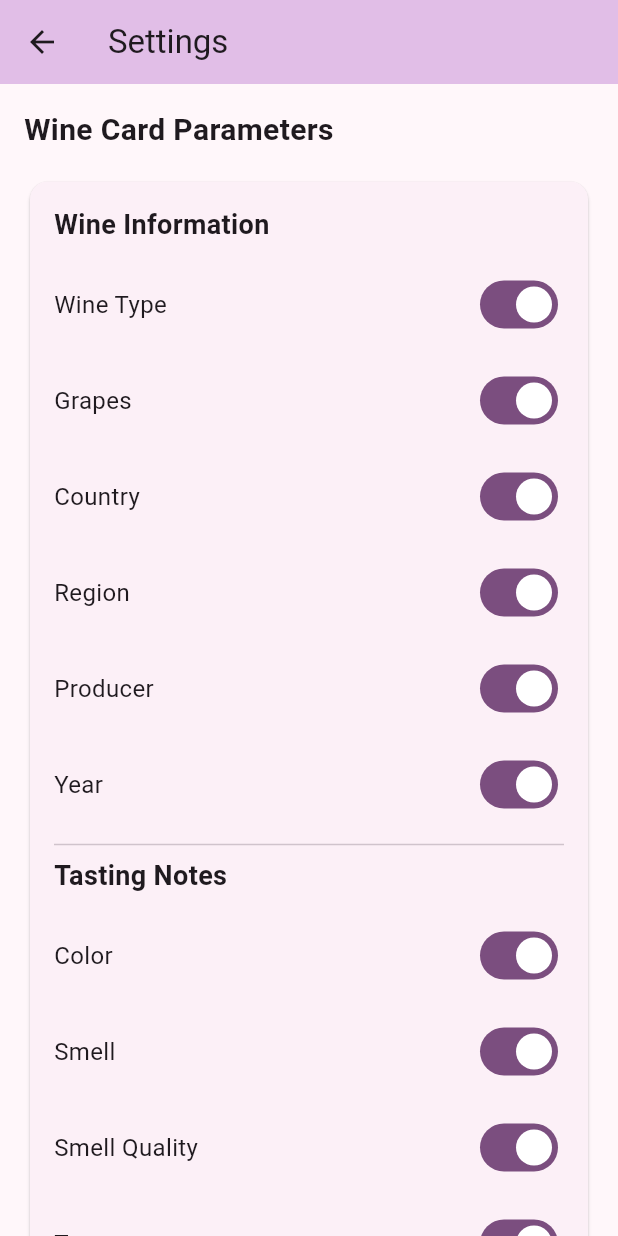
After one commit to johan-axel/blindtaster, a Flutter app: the screen it shows after launch, after a tap on the "settings" icon, on a phone screen of 412 x 824 dp. The commit adds this screen. Run offline on Flutter 3.47's test engine with Material 3 defaults, Android fonts, the phone set to English and light mode, and no system bars; our stand-ins replace hive, hive_flutter; accounts and stored records are empty; generated files the repository leaves out were written again.

Commit message:
added settings for parameters

```diff
--- a/lib/main.dart
+++ b/lib/main.dart
@@ -8,8 +8,32 @@ void main() async {
   runApp(const WineTasterApp());
 }
 
-class WineTasterApp extends StatelessWidget {
+class WineTasterApp extends StatefulWidget {
   const WineTasterApp({super.key});
+
+  @override
+  State<WineTasterApp> createState() => _WineTasterAppState();
+}
+
+class _WineTasterAppState extends State<WineTasterApp> with WidgetsBindingObserver {
+  @override
+  void initState() {
+    super.initState();
+    WidgetsBinding.instance.addObserver(this);
+  }
+
+  @override
+  void dispose() {
+    WidgetsBinding.instance.removeObserver(this);
+    super.dispose();
+  }
+
+  @override
+  void didChangeAppLifecycleState(AppLifecycleState state) {
+    if (state == AppLifecycleState.detached) {
+      StorageProvider.instance.dispose();
+    }
+  }
 
   @override
   Widget build(BuildContext context) {
--- /dev/null
+++ b/lib/models/settings.dart
@@ -0,0 +1,73 @@
+import 'package:hive/hive.dart';
+
+part 'settings.g.dart';
+
+@HiveType(typeId: 3)
+class Settings extends HiveObject {
+  @HiveField(0)
+  bool showWineType;
+
+  @HiveField(1)
+  bool showGrapes;
+
+  @HiveField(2)
+  bool showCountry;
+
+  @HiveField(3)
+  bool showRegion;
+
+  @HiveField(4)
+  bool showProducer;
+
+  @HiveField(5)
+  bool showYear;
+
+  @HiveField(6)
+  bool showColor;
+
+  @HiveField(7)
+  bool showSmell;
+
+  @HiveField(8)
+  bool showSmellQuality;
+
+  @HiveField(9)
+  bool showTaste;
+
+  @HiveField(10)
+  bool showTasteQuality;
+
+  @HiveField(11)
+  bool showAftertaste;
+
+  @HiveField(12)
+  bool showAftertasteQuality;
+
+  @HiveField(13)
+  bool showCharacteristics;
+
+  @HiveField(14)
+  bool showRating;
+
+  @HiveField(15)
+  bool showComments;
+
+  Settings({
+    this.showWineType = true,
+    this.showGrapes = true,
+    this.showCountry = true,
+    this.showRegion = true,
+    this.showProducer = true,
+    this.showYear = true,
+    this.showColor = true,
+    this.showSmell = true,
+    this.showSmellQuality = true,
+    this.showTaste = true,
+    this.showTasteQuality = true,
+    this.showAftertaste = true,
+    this.showAftertasteQuality = true,
+    this.showCharacteristics = true,
+    this.showRating = true,
+    this.showComments = true,
+  });
+}
--- /dev/null
+++ b/lib/screens/settings_page.dart
@@ -0,0 +1,133 @@
+import 'package:flutter/material.dart';
+import '../models/settings.dart';
+import '../services/storage_provider.dart';
+
+class SettingsPage extends StatefulWidget {
+  const SettingsPage({super.key});
+
+  @override
+  State<SettingsPage> createState() => _SettingsPageState();
+}
+
+class _SettingsPageState extends State<SettingsPage> {
+  late Settings settings;
+
+  @override
+  void initState() {
+    super.initState();
+    settings = StorageProvider.instance.getSettings();
+  }
+
+  Widget _buildToggleRow(String title, bool value, Function(bool) onChanged) {
+    return Padding(
+      padding: const EdgeInsets.symmetric(vertical: 8.0),
+      child: Row(
+        mainAxisAlignment: MainAxisAlignment.spaceBetween,
+        children: [
+          Text(title, style: const TextStyle(fontSize: 16)),
+          Switch(
+            value: value,
+            onChanged: (newValue) {
+              setState(() {
+                onChanged(newValue);
+                StorageProvider.instance.saveSettings(settings);
+              });
+            },
+          ),
+        ],
+      ),
+    );
+  }
+
+  @override
+  Widget build(BuildContext context) {
+    return Scaffold(
+      appBar: AppBar(
+        title: const Text('Settings'),
+        backgroundColor: Colors.purple.shade100,
+      ),
+      body: SingleChildScrollView(
+        child: Padding(
+          padding: const EdgeInsets.all(16.0),
+          child: Column(
+            crossAxisAlignment: CrossAxisAlignment.start,
+            children: [
+              const Text(
+                'Wine Card Parameters',
+                style: TextStyle(fontSize: 20, fontWeight: FontWeight.bold),
+              ),
+              const SizedBox(height: 16),
+              Card(
+                child: Padding(
+                  padding: const EdgeInsets.all(16.0),
+                  child: Column(
+                    crossAxisAlignment: CrossAxisAlignment.start,
+                    children: [
+                      const Text(
+                        'Wine Information',
+                        style: TextStyle(fontSize: 18, fontWeight: FontWeight.bold),
+                      ),
+                      const SizedBox(height: 8),
+                      _buildToggleRow('Wine Type', settings.showWineType,
+                          (value) => settings.showWineType = value),
+                      _buildToggleRow('Grapes', settings.showGrapes,
+                          (value) => settings.showGrapes = value),
+                      _buildToggleRow('Country', settings.showCountry,
+                          (value) => settings.showCountry = value),
+                      _buildToggleRow('Region', settings.showRegion,
+                          (value) => settings.showRegion = value),
+                      _buildToggleRow('Producer', settings.showProducer,
+                          (value) => settings.showProducer = value),
+                      _buildToggleRow('Year', settings.showYear,
+                          (value) => settings.showYear = value),
+                      const Divider(),
+                      const Text(
+                        'Tasting Notes',
+                        style: TextStyle(fontSize: 18, fontWeight: FontWeight.bold),
+                      ),
+                      const SizedBox(height: 8),
+                      _buildToggleRow('Color', settings.showColor,
+                          (value) => settings.showColor = value),
+                      _buildToggleRow('Smell', settings.showSmell,
+                          (value) => settings.showSmell = value),
+                      _buildToggleRow('Smell Quality', settings.showSmellQuality,
+                          (value) => settings.showSmellQuality = value),
+                      _buildToggleRow('Taste', settings.showTaste,
+                          (value) => settings.showTaste = value),
+                      _buildToggleRow('Taste Quality', settings.showTasteQuality,
+                          (value) => settings.showTasteQuality = value),
+                      _buildToggleRow('Aftertaste', settings.showAftertaste,
+                          (value) => settings.showAftertaste = value),
+                      _buildToggleRow(
+                          'Aftertaste Quality',
+                          settings.showAftertasteQuality,
+                          (value) => settings.showAftertasteQuality = value),
+                      const Divider(),
+                      const Text(
+                        'Characteristics',
+                        style: TextStyle(fontSize: 18, fontWeight: FontWeight.bold),
+                      ),
+                      const SizedBox(height: 8),
+                      _buildToggleRow('Characteristics', settings.showCharacteristics,
+                          (value) => settings.showCharacteristics = value),
+                      const Divider(),
+                      const Text(
+                        'Additional',
+                        style: TextStyle(fontSize: 18, fontWeight: FontWeight.bold),
+                      ),
+                      const SizedBox(height: 8),
+                      _buildToggleRow('Rating', settings.showRating,
+                          (value) => settings.showRating = value),
+                      _buildToggleRow('Comments', settings.showComments,
+                          (value) => settings.showComments = value),
+                    ],
+                  ),
+                ),
+              ),
+            ],
+          ),
+        ),
+      ),
+    );
+  }
+}
--- a/lib/screens/tasting_summary.dart
+++ b/lib/screens/tasting_summary.dart
@@ -6,6 +6,7 @@ import '../widgets/tasting_form.dart';
 import '../widgets/saved_tastings_list.dart';
 import '../widgets/wines_list.dart';
 import 'wine_deck_page.dart';
+import 'settings_page.dart';
 
 class TastingSummary extends StatefulWidget {
   final Tasting? initialTasting;
@@ -137,6 +138,22 @@ class _TastingSummaryState extends State<TastingSummary> {
   @override
   Widget build(BuildContext context) {
     return Scaffold(
+      appBar: AppBar(
+        title: const Text('Blind Taster'),
+        backgroundColor: Colors.purple.shade100,
+        actions: [
+          IconButton(
+            icon: const Icon(Icons.settings),
+            onPressed: () {
+              Navigator.of(context).push(
+                MaterialPageRoute(
+                  builder: (context) => const SettingsPage(),
+                ),
+              );
+            },
+          ),
+        ],
+      ),
       floatingActionButton: Row(
         mainAxisAlignment: MainAxisAlignment.end,
         children: [
@@ -271,10 +288,6 @@ class _TastingSummaryState extends State<TastingSummary> {
           ],
         ],
       ),
-      appBar: AppBar(
-        title: const Text('Tasting Summary'),
-        backgroundColor: Theme.of(context).colorScheme.inversePrimary,
-      ),
       body: Padding(
         padding: const EdgeInsets.all(16.0),
         child: Column(
--- a/lib/services/storage_service.dart
+++ b/lib/services/storage_service.dart
@@ -1,8 +1,13 @@
+import 'dart:async';
 import 'package:hive_flutter/hive_flutter.dart';
 import '../models/tasting.dart';
 import '../models/wine.dart';
+import '../models/settings.dart';
 
 abstract class StorageService {
+  /// Dispose of any resources
+  Future<void> dispose();
+  Stream<Settings> get settingsStream;
   /// Initialize storage
   Future<void> init();
 
@@ -17,11 +22,23 @@ abstract class StorageService {
 
   /// Delete a tasting by id
   Future<void> deleteTasting(int id);
+
+  /// Get user settings
+  Settings getSettings();
+
+  /// Save user settings
+  Future<void> saveSettings(Settings settings);
 }
 
 class HiveStorageService implements StorageService {
   static const String _tastingBoxName = 'tastings';
   static Box<Tasting>? _tastingBox;
+  static Box<Settings>? _settingsBox;
+  static Settings? _settings;
+  static final _settingsController = StreamController<Settings>.broadcast();
+
+  @override
+  Stream<Settings> get settingsStream => _settingsController.stream;
 
   @override
   Future<void> init() async {
@@ -38,10 +55,17 @@ class HiveStorageService implements StorageService {
       print('[StorageService] Registering WineAdapter');
       Hive.registerAdapter(WineAdapter());
     }
+    if (!Hive.isAdapterRegistered(3)) {
+      print('[StorageService] Registering SettingsAdapter');
+      Hive.registerAdapter(SettingsAdapter());
+    }
 
-    // Open the box
+    // Open the boxes
     print('[StorageService] Opening tasting box');
     _tastingBox = await Hive.openBox<Tasting>(_tastingBoxName);
+    print('[StorageService] Opening settings box');
+    _settingsBox = await Hive.openBox<Settings>('settings');
+    _settings = _settingsBox?.get('user_settings') ?? Settings();
     print('[StorageService] Initialization complete');
   }
 
@@ -68,12 +92,38 @@ class HiveStorageService implements StorageService {
   }
 
   @override
+  Settings getSettings() {
+    if (_settingsBox == null) {
+      throw Exception('Storage not initialized');
+    }
+
+    final settings = _settingsBox!.get('user_settings') ?? Settings();
+    _settingsController.add(settings);
+    return settings;
+  }
+
+  @override
+  Future<void> saveSettings(Settings settings) async {
+    if (_settingsBox == null) {
+      throw Exception('Storage not initialized');
+    }
+
+    await _settingsBox!.put('user_settings', settings);
+    _settingsController.add(settings);
+  }
+
+  @override
   Tasting? getTasting(int id) {
     if (_tastingBox == null) {
       throw Exception('Storage not initialized');
     }
 
     return _tastingBox!.get(id);
+  }
+
+  @override
+  Future<void> dispose() async {
+    await _settingsController.close();
   }
 
   @override
--- a/lib/widgets/wine_card.dart
+++ b/lib/widgets/wine_card.dart
@@ -2,6 +2,8 @@ import 'package:flutter/material.dart';
 import 'dart:async';
 import '../models/wine.dart';
 import '../models/tasting.dart';
+import '../models/settings.dart';
+import '../services/storage_provider.dart';
 
 class WineCard extends StatefulWidget {
   final Wine wine;
@@ -20,6 +22,22 @@ class WineCard extends StatefulWidget {
 }
 
 class _WineCardState extends State<WineCard> {
+  late Settings _settings;
+  StreamSubscription? _settingsSubscription;
+
+  void _loadSettings() {
+    _settings = StorageProvider.instance.getSettings();
+    setState(() {});
+  }
+
+  @override
+  void initState() {
+    super.initState();
+    _loadSettings();
+    _settingsSubscription = StorageProvider.instance.settingsStream.listen((_) {
+      _loadSettings();
+    });
+  }
   Timer? _debounceTimer;
 
   void _onFieldChanged() {
@@ -34,6 +52,7 @@ class _WineCardState extends State<WineCard> {
   @override
   void dispose() {
     _debounceTimer?.cancel();
+    _settingsSubscription?.cancel();
     super.dispose();
   }
   @override
@@ -43,6 +62,7 @@ class _WineCardState extends State<WineCard> {
     return Column(
       crossAxisAlignment: CrossAxisAlignment.start,
       children: [
+        if (_settings.showWineType)
         const Divider(height: 32),
         const Text(
           'Wine Information',
@@ -87,6 +107,9 @@ class _WineCardState extends State<WineCard> {
           },
         ),
         const SizedBox(height: 16),
+        if (_settings.showCountry)
+          Column(
+            children: [
               TextFormField(
                 initialValue: widget.wine.country,
                 decoration: const InputDecoration(
@@ -100,6 +123,8 @@ class _WineCardState extends State<WineCard> {
                 },
               ),
               const SizedBox(height: 16),
+            ],
+          ),
         TextFormField(
           initialValue: widget.wine.region,
           decoration: const InputDecoration(
@@ -156,6 +181,7 @@ class _WineCardState extends State<WineCard> {
             const SizedBox(height: 16),
             _buildWineParameters(),
             const SizedBox(height: 16),
+            if (_settings.showColor) ...[
               TextFormField(
                 initialValue: widget.wine.color,
                 decoration: const InputDecoration(
@@ -168,6 +194,8 @@ class _WineCardState extends State<WineCard> {
                 },
               ),
               const SizedBox(height: 16),
+            ],
+            if (_settings.showSmell) ...[
               TextFormField(
                 initialValue: widget.wine.smell,
                 decoration: const InputDecoration(
@@ -180,6 +208,8 @@ class _WineCardState extends State<WineCard> {
                   _onFieldChanged();
                 },
               ),
+            ],
+            if (_settings.showSmellQuality) ...[
               const SizedBox(height: 8),
               Row(
                 children: [
@@ -204,6 +234,8 @@ class _WineCardState extends State<WineCard> {
                   ],
                 ),
               const SizedBox(height: 16),
+            ],
+            if (_settings.showTaste) ...[
               TextFormField(
                 initialValue: widget.wine.taste,
                 decoration: const InputDecoration(
@@ -216,6 +248,8 @@ class _WineCardState extends State<WineCard> {
                   _onFieldChanged();
                 },
               ),
+            ],
+            if (_settings.showTasteQuality) ...[
                 const SizedBox(height: 8),
                 Row(
                   children: [
@@ -239,7 +273,9 @@ class _WineCardState extends State<WineCard> {
                          style: const TextStyle(fontWeight: FontWeight.bold)),
                   ],
                 ),
+            ],
             const SizedBox(height: 16),
+            if (_settings.showAftertaste) ...[
               TextFormField(
                 initialValue: widget.wine.aftertaste,
                 decoration: const InputDecoration(
@@ -252,6 +288,8 @@ class _WineCardState extends State<WineCard> {
                   _onFieldChanged();
                 },
               ),
+            ],
+            if (_settings.showAftertasteQuality) ...[
                 const SizedBox(height: 8),
                 Row(
                   children: [
@@ -275,7 +313,9 @@ class _WineCardState extends State<WineCard> {
                          style: const TextStyle(fontWeight: FontWeight.bold)),
                   ],
                 ),
+            ],
             const SizedBox(height: 16),
+            if (_settings.showComments) ...[
               TextFormField(
                 initialValue: widget.wine.comments,
                 decoration: const InputDecoration(
@@ -288,6 +328,8 @@ class _WineCardState extends State<WineCard> {
                   _onFieldChanged();
                 },
               ),
+            ],
+            if (_settings.showCharacteristics) ...[
               const SizedBox(height: 24),
               const Text('Characteristics', style: TextStyle(fontSize: 18, fontWeight: FontWeight.bold)),
               const SizedBox(height: 16),
@@ -311,6 +353,8 @@ class _WineCardState extends State<WineCard> {
                   setState(() => widget.wine.tannins = value);
                   _onFieldChanged();
                 }),
+            ],
+            if (_settings.showRating) ...[
               const SizedBox(height: 24),
               const Text('Overall Rating', style: TextStyle(fontSize: 18, fontWeight: FontWeight.bold)),
               Row(
@@ -337,6 +381,7 @@ class _WineCardState extends State<WineCard> {
                   ),
                 ],
               ),
+            ],
           ],
         ),
       ),
```
Lines whose indentation alone changed are shown as unchanged.
